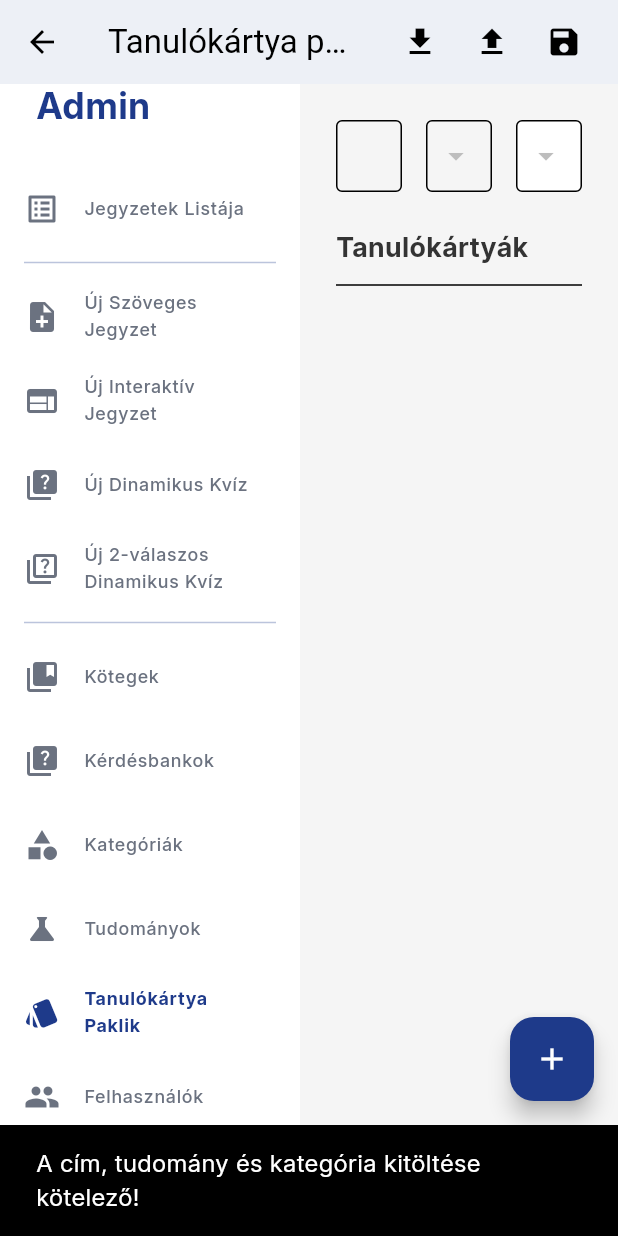
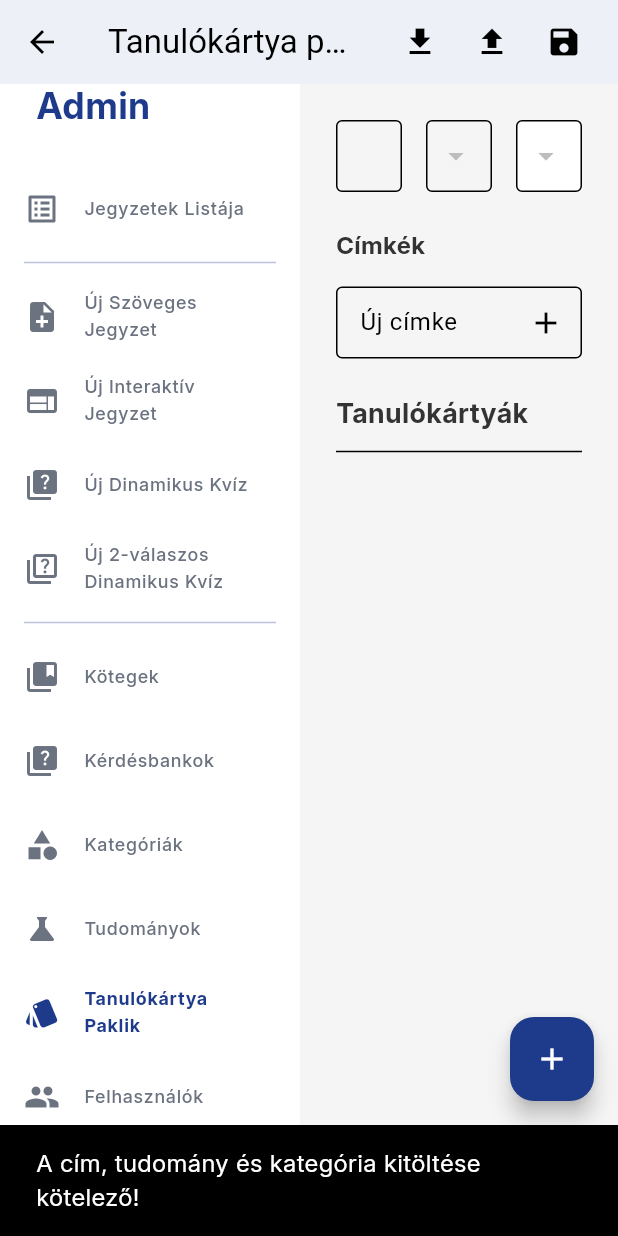
Before and after one commit to TattilaNinox/LomeduUserWeb, a Flutter app: the DeckEditScreen screen opened directly with empty values, scrolled down 61 dp, after a tap on the "save" icon, on a phone screen of 412 x 824 dp. Run offline on Flutter 3.47's test engine with Material 3 defaults, Android fonts, the phone set to English and light mode, and no system bars; our stand-ins replace audioplayers, cloud_firestore, firebase_auth, firebase_core, firebase_storage, flutter_html and 4 more; missing offline and left inert: dart:ui_web, excel, file_selector; accounts and stored records are empty.

Commit message:
feat: add tag support to flashcard decks

```diff
--- a/lib/screens/deck_edit_screen.dart
+++ b/lib/screens/deck_edit_screen.dart
@@ -24,6 +24,8 @@ class _DeckEditScreenState extends State<DeckEditScreen> {
   Map<String, String> _categories = {};
   List<String> _sciences = [];
   String? _selectedScience;
+  List<String> _tags = [];
+  final _tagController = TextEditingController();
 
   @override
   void initState() {
@@ -34,7 +36,52 @@ class _DeckEditScreenState extends State<DeckEditScreen> {
   @override
   void dispose() {
     _titleController.dispose();
+    _tagController.dispose();
     super.dispose();
+  }
+
+  Widget _buildTagsSection() {
+    return Column(
+      crossAxisAlignment: CrossAxisAlignment.stretch,
+      children: [
+        const Text('Címkék', style: TextStyle(fontSize: 16, fontWeight: FontWeight.bold)),
+        const SizedBox(height: 8),
+        Wrap(
+          spacing: 8,
+          runSpacing: 4,
+          children: _tags.map((tag) => Chip(
+            label: Text(tag),
+            onDeleted: () => setState(() => _tags.remove(tag)),
+          )).toList(),
+        ),
+        const SizedBox(height: 8),
+        TextField(
+          controller: _tagController,
+          decoration: InputDecoration(
+            labelText: 'Új címke',
+            suffixIcon: IconButton(
+              icon: const Icon(Icons.add),
+              onPressed: () {
+                if (_tagController.text.isNotEmpty && !_tags.contains(_tagController.text)) {
+                  setState(() {
+                    _tags.add(_tagController.text);
+                    _tagController.clear();
+                  });
+                }
+              },
+            ),
+          ),
+          onSubmitted: (val) {
+            if (val.isNotEmpty && !_tags.contains(val)) {
+              setState(() {
+                _tags.add(val);
+                _tagController.clear();
+              });
+            }
+          },
+        ),
+      ],
+    );
   }
 
   Future<void> _loadInitialData() async {
@@ -55,6 +102,7 @@ class _DeckEditScreenState extends State<DeckEditScreen> {
       setState(() {
         _selectedScience = data['science'];
         _selectedCategory = data['category_id'];
+        _tags = List<String>.from(data['tags'] ?? []);
       });
     }
   }
@@ -70,6 +118,14 @@ class _DeckEditScreenState extends State<DeckEditScreen> {
       return;
     }
 
+    // Címkék mentése a közös gyűjteménybe
+    for (final tag in _tags) {
+      FirebaseFirestore.instance
+          .collection('tags')
+          .doc(tag)
+          .set({'name': tag});
+    }
+
     try {
       await FirebaseFirestore.instance.collection('notes').doc(widget.deckId).update({
         'title': _titleController.text.trim(),
@@ -77,6 +133,7 @@ class _DeckEditScreenState extends State<DeckEditScreen> {
         'category_id': _selectedCategory,
         'category': _categories[_selectedCategory] ?? '',
         'flashcards': _flashcards,
+        'tags': _tags,
         'modified': Timestamp.now(),
       });
 
@@ -312,6 +369,8 @@ class _DeckEditScreenState extends State<DeckEditScreen> {
                     ],
                   ),
                   const SizedBox(height: 24),
+                  _buildTagsSection(),
+                  const SizedBox(height: 24),
                   const Text('Tanulókártyák', style: TextStyle(fontSize: 18, fontWeight: FontWeight.bold)),
                   const Divider(height: 24),
                   Expanded(
```
